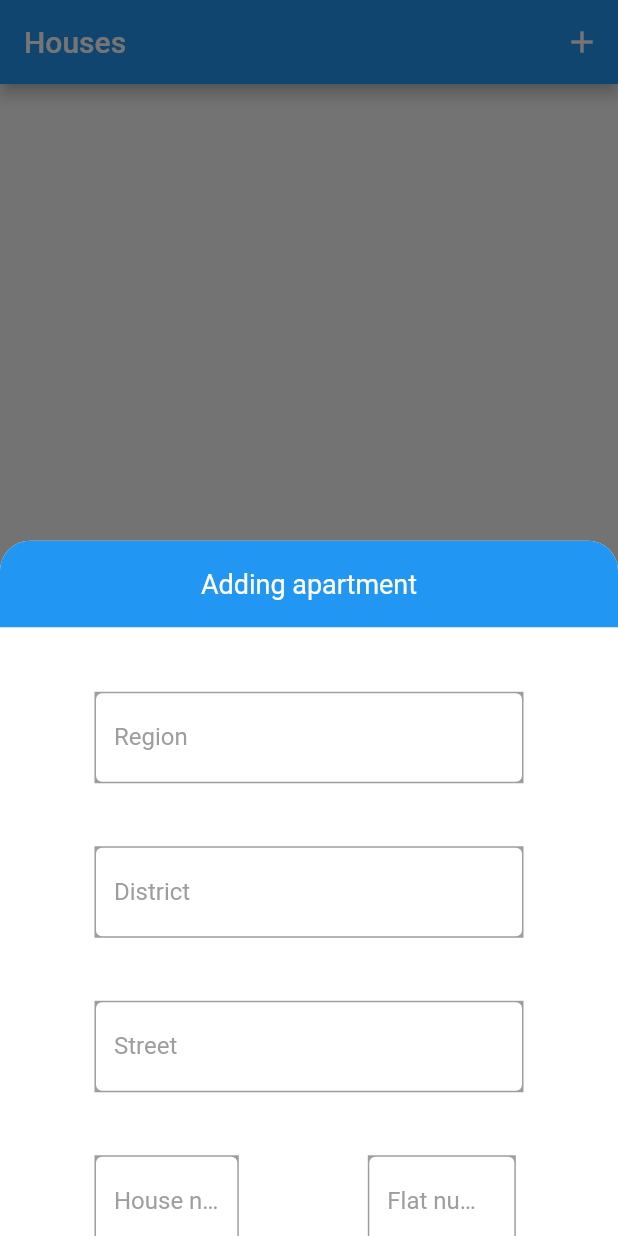
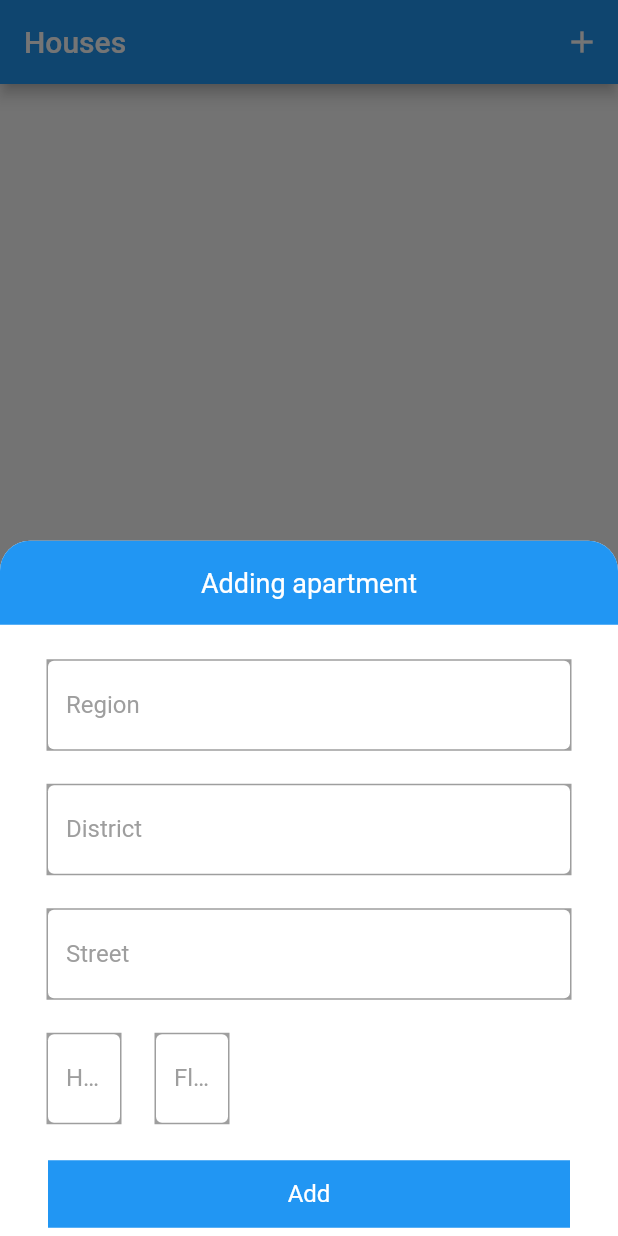
Before and after one commit to Sokhibjon18/WePay-DDD-Testing, a Flutter app: the Home_page screen opened directly, after a tap on the "add" icon, on a phone screen of 412 x 824 dp. Run offline on Flutter 3.47's test engine with Material 2 defaults, Android fonts, the phone set to English and light mode, and no system bars; our stand-ins replace auto_route, cloud_firestore, dartz, email_validator, firebase_auth, firebase_core and 5 more; accounts and stored records are empty.

Commit message:
correcting errors

```diff
--- a/lib/presentation/home/reusables.dart
+++ b/lib/presentation/home/reusables.dart
@@ -3,7 +3,6 @@ import 'package:flutter/material.dart';
 
 Container reusableTextField(String text) {
   return Container(
-    margin: const EdgeInsets.only(left: 32, right: 32, top: 20),
     decoration: const BoxDecoration(
       boxShadow: [
         BoxShadow(
@@ -32,53 +31,6 @@ Container reusableTextField(String text) {
   );
 }
 
-// Container taskContainer(Data data, BuildContext context) {
-//   return Container(
-//     margin: const EdgeInsets.all(15),
-//     decoration: const BoxDecoration(
-//       color: Colors.white,
-//       boxShadow: [
-//         BoxShadow(
-//           spreadRadius: 1,
-//           color: Colors.grey,
-//         ),
-//       ],
-//     ),
-//     child: Row(
-//       mainAxisAlignment: MainAxisAlignment.spaceBetween,
-//       children: [
-//         Container(
-//           width: MediaQuery.of(context).size.width*0.54,
-//           margin: const EdgeInsets.only(left: 10, bottom: 6, top: 7),
-//           child: Column(
-//             crossAxisAlignment: CrossAxisAlignment.start,
-//             children: [
-//               Text(
-//                 data.location,
-//                 style: const TextStyle(fontWeight: FontWeight.bold, fontSize: 16),
-//                 overflow: TextOverflow.ellipsis,
-//               ),
-//               Text(
-//                 'Xonadoshlar: ' + data.people,
-//                 style: const TextStyle(fontSize: 12, color: Colors.grey),
-//                 maxLines: 2,
-//                 overflow: TextOverflow.fade,
-//                 //softWrap: true,
-//               ),
-//             ],
-//           ),
-//         ),
-//         Container(
-//           width: 113,
-//           height: 26,
-//           color: Colors.green,
-//           child: Center(child: Text('Yan: '+data.price+" so'm", style: const TextStyle(color: Colors.white),)),
-//         ),
-//       ],
-//     ),
-//   );
-// }
-
 void bottomsheet(context) {
   List informs = ['Region', 'District', 'Street'];
   showModalBottomSheet(
@@ -103,7 +55,7 @@ void bottomsheet(context) {
                 topRight: Radius.circular(20),
               ),
             ),
-            height: MediaQuery.of(context).size.height * 0.07,
+            height: 56,
             child: const Center(
               child: Text(
                 'Adding apartment',
@@ -126,22 +78,27 @@ void bottomsheet(context) {
             mainAxisAlignment: MainAxisAlignment.start,
             children: [
               Container(
-                width: MediaQuery.of(context).size.width*0.384,
+                width: 48,
                 margin: const EdgeInsets.only(left: 32, right: 24, top: 24),
                 child: reusableTextField('House number'),
               ),
               Container(
-                width: MediaQuery.of(context).size.width*0.39,
+                width: 48,
                 margin: const EdgeInsets.only(right: 32, top: 24),
                 child: reusableTextField('Flat number'),
               ),
             ],
           ),
           Container(
-            height: MediaQuery.of(context).size.height*0.05,
+            height: 45,
             margin: const EdgeInsets.only(left: 32, right: 32, top: 25),
             color: Colors.blue,
-            child: const Center(child: Text('Add', style: TextStyle(color: Colors.white, fontSize: 16),)),
+            child: const Center(
+              child: Text(
+                'Add',
+                style: TextStyle(color: Colors.white, fontSize: 16),
+              ),
+            ),
           ),
         ],
       ),
```
